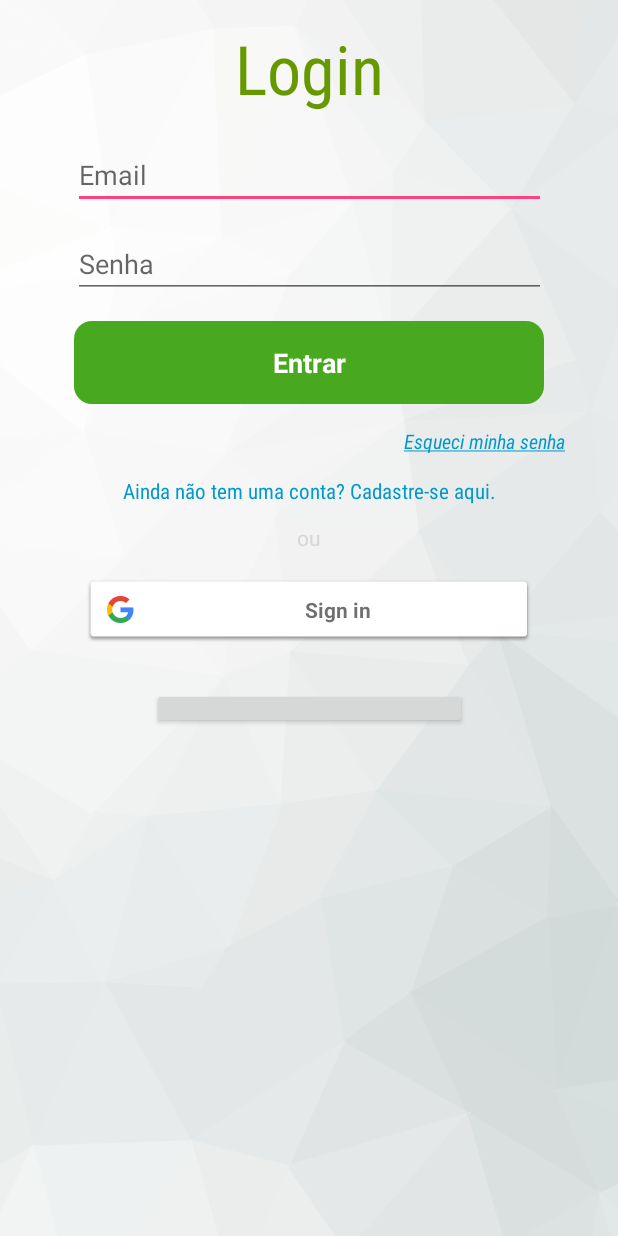
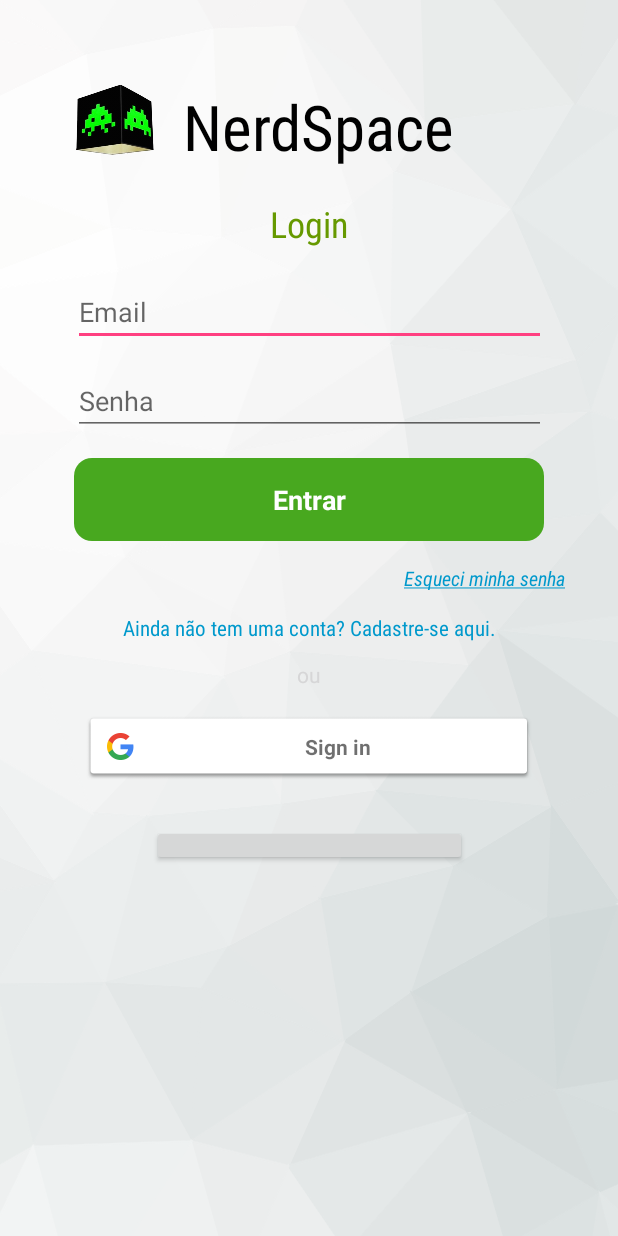
Before and after one commit to ramon-developer/NerdSpace, an Android app: the screen it shows after launch (LoginActivity), on a phone screen of 412 x 824 dp. Run offline under Robolectric (Android 15) with nearby library versions, the phone set to English and light mode, and no system bars; our stand-ins replace Firebase (no records; nobody signed in at launch, a user with empty details on screens opened directly); libraries missing offline, so code that uses them is left out: com.facebook, com.facebook.login; plain views replace LoginButton; 4 statements that could not run were skipped.

Commit message:
Added logo to Login page and changed color of status bar

```diff
--- a/NerdSpace_Project/app/src/main/java/br/com/nerdspace/LoginActivity.java
+++ b/NerdSpace_Project/app/src/main/java/br/com/nerdspace/LoginActivity.java
@@ -8,6 +8,7 @@ import android.os.Bundle;
 import android.text.TextUtils;
 import android.util.Log;
 import android.view.View;
+import android.view.WindowManager;
 import android.widget.Button;
 import android.widget.EditText;
 import android.widget.TextView;
@@ -61,6 +62,9 @@ public class LoginActivity extends AppCompatActivity implements View.OnClickList
     protected void onCreate(Bundle savedInstanceState) {
         super.onCreate(savedInstanceState);
         setContentView(R.layout.activity_login);
+
+        //turn the Status Bar transparency only, but the icons be white.
+//        getWindow().setFlags(WindowManager.LayoutParams.FLAG_LAYOUT_NO_LIMITS, WindowManager.LayoutParams.FLAG_LAYOUT_NO_LIMITS);
 
         editTextEmail = (EditText) findViewById(R.id.editTextEmail);
         editTextPassword = (EditText) findViewById(R.id.editTextPassword);
--- a/NerdSpace_Project/app/src/main/res/layout/activity_login.xml
+++ b/NerdSpace_Project/app/src/main/res/layout/activity_login.xml
@@ -19,23 +19,24 @@
     <TextView
         android:id="@+id/textViewLogin"
         android:layout_width="218dp"
-        android:layout_height="63dp"
+        android:layout_height="37dp"
         android:layout_gravity="center_horizontal"
         android:layout_margin="15dp"
         android:layout_marginEnd="8dp"
         android:layout_marginLeft="8dp"
         android:layout_marginRight="8dp"
         android:layout_marginStart="8dp"
-        android:layout_marginTop="32dp"
+        android:layout_marginTop="8dp"
         android:text="Login"
         android:textAlignment="center"
         android:textAppearance="@style/TextAppearance.AppCompat.Display2"
         android:textColor="@android:color/holo_green_dark"
+        android:textSize="24sp"
         android:typeface="sans"
         app:fontFamily="sans-serif-condensed"
         app:layout_constraintEnd_toEndOf="parent"
         app:layout_constraintStart_toStartOf="parent"
-        app:layout_constraintTop_toTopOf="parent" />
+        app:layout_constraintTop_toBottomOf="@+id/imageView" />
 
     <EditText
         android:id="@+id/editTextEmail"
@@ -160,7 +161,7 @@
         android:layout_marginLeft="8dp"
         android:layout_marginRight="8dp"
         android:layout_marginStart="8dp"
-        android:layout_marginTop="8dp"
+        android:layout_marginTop="24dp"
         app:layout_constraintEnd_toEndOf="parent"
         app:layout_constraintStart_toStartOf="parent"
         app:layout_constraintTop_toBottomOf="@+id/buttonGoogleSignIn"></com.facebook.login.widget.LoginButton>
@@ -182,5 +183,35 @@
         app:layout_constraintStart_toStartOf="parent"
         app:layout_constraintTop_toBottomOf="@+id/textViewSignUp" />
 
+    <ImageView
+        android:id="@+id/imageView"
+        android:layout_width="74dp"
+        android:layout_height="69dp"
+        android:layout_marginLeft="40dp"
+        android:layout_marginStart="40dp"
+        android:layout_marginTop="48dp"
+        app:layout_constraintStart_toStartOf="parent"
+        app:layout_constraintTop_toTopOf="parent"
+        app:srcCompat="@drawable/oie_transparent" />
+
+    <TextView
+        android:id="@+id/textView"
+        android:layout_width="188dp"
+        android:layout_height="59dp"
+        android:layout_marginEnd="8dp"
+        android:layout_marginLeft="8dp"
+        android:layout_marginRight="8dp"
+        android:layout_marginStart="8dp"
+        android:layout_marginTop="56dp"
+        android:text="NerdSpace"
+        android:textAppearance="@style/TextAppearance.AppCompat.Display3"
+        android:textColor="@android:color/black"
+        android:textSize="42sp"
+        app:fontFamily="sans-serif-condensed"
+        app:layout_constraintEnd_toEndOf="parent"
+        app:layout_constraintHorizontal_bias="0.0"
+        app:layout_constraintStart_toEndOf="@+id/imageView"
+        app:layout_constraintTop_toTopOf="parent" />
+
 
 </android.support.constraint.ConstraintLayout>
--- /dev/null
+++ b/NerdSpace_Project/app/src/main/res/values-v21/styles.xml
@@ -0,0 +1,11 @@
+<?xml version="1.0" encoding="utf-8"?>
+<resources xmlns:tools="http://schemas.android.com/tools">
+
+    <style name="AppTheme.NoActionBar">
+        <item name="windowActionBar">false</item>
+        <item name="windowNoTitle">true</item>
+        <item name="android:windowDrawsSystemBarBackgrounds">true</item>
+        <item name="android:statusBarColor">#dadedf</item>
+        <item name="android:windowLightStatusBar" tools:targetApi="m">true</item>
+    </style>
+</resources>
--- a/NerdSpace_Project/app/src/main/res/values/styles.xml
+++ b/NerdSpace_Project/app/src/main/res/values/styles.xml
@@ -2,7 +2,6 @@
 
     <!-- Base application theme. -->
     <style name="AppTheme" parent="Theme.AppCompat.DayNight.DarkActionBar">
-    <!--<style name="AppTheme" parent="Theme.AppCompat.Light.NoActionBar">-->
         <!-- Customize your theme here. -->
         <item name="colorPrimary">@color/colorPrimary</item>
         <item name="colorPrimaryDark">@color/colorPrimaryDark</item>
```
Also changed, not shown: NerdSpace_Project/app/src/main/res/drawable/oie_transparent.png (added).
